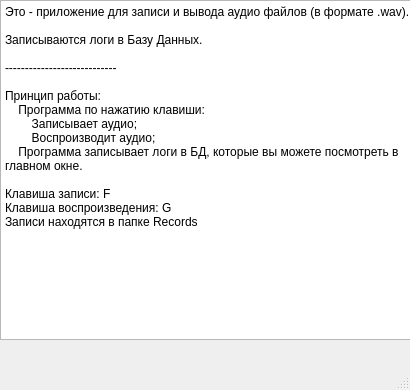
Above: helpform.ui from Aldar0809/QT_Project_MIDI before the change. Below: the same form after it.
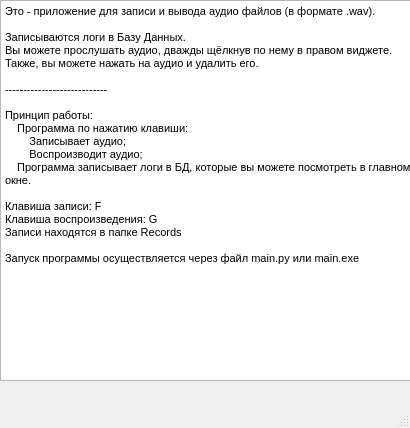
That is the form after the change.

What changed in the file:
```diff
--- a/helpform.ui
+++ b/helpform.ui
@@ -7,7 +7,7 @@
     <x>0</x>
     <y>0</y>
     <width>410</width>
-    <height>390</height>
+    <height>428</height>
    </rect>
   </property>
   <property name="windowTitle">
@@ -20,7 +20,7 @@
       <x>0</x>
       <y>0</y>
       <width>420</width>
-      <height>340</height>
+      <height>381</height>
      </rect>
     </property>
     <property name="html">
@@ -28,21 +28,7 @@
 &lt;html&gt;&lt;head&gt;&lt;meta name=&quot;qrichtext&quot; content=&quot;1&quot; /&gt;&lt;style type=&quot;text/css&quot;&gt;
 p, li { white-space: pre-wrap; }
 &lt;/style&gt;&lt;/head&gt;&lt;body style=&quot; font-family:'MS Shell Dlg 2'; font-size:7.8pt; font-weight:400; font-style:normal;&quot;&gt;
-&lt;p style=&quot; margin-top:0px; margin-bottom:0px; margin-left:0px; margin-right:0px; -qt-block-indent:0; text-indent:0px;&quot;&gt;&lt;span style=&quot; font-size:9pt;&quot;&gt;Это - приложение для записи и вывода аудио файлов (в формате .wav).&lt;/span&gt;&lt;/p&gt;
-&lt;p style=&quot;-qt-paragraph-type:empty; margin-top:0px; margin-bottom:0px; margin-left:0px; margin-right:0px; -qt-block-indent:0; text-indent:0px; font-size:9pt;&quot;&gt;&lt;br /&gt;&lt;/p&gt;
-&lt;p style=&quot; margin-top:0px; margin-bottom:0px; margin-left:0px; margin-right:0px; -qt-block-indent:0; text-indent:0px;&quot;&gt;&lt;span style=&quot; font-size:9pt;&quot;&gt;Записываются логи в Базу Данных.&lt;/span&gt;&lt;/p&gt;
-&lt;p style=&quot;-qt-paragraph-type:empty; margin-top:0px; margin-bottom:0px; margin-left:0px; margin-right:0px; -qt-block-indent:0; text-indent:0px; font-size:9pt;&quot;&gt;&lt;br /&gt;&lt;/p&gt;
-&lt;p style=&quot; margin-top:0px; margin-bottom:0px; margin-left:0px; margin-right:0px; -qt-block-indent:0; text-indent:0px;&quot;&gt;&lt;span style=&quot; font-size:9pt;&quot;&gt;----------------------------&lt;/span&gt;&lt;/p&gt;
-&lt;p style=&quot;-qt-paragraph-type:empty; margin-top:0px; margin-bottom:0px; margin-left:0px; margin-right:0px; -qt-block-indent:0; text-indent:0px; font-size:9pt;&quot;&gt;&lt;br /&gt;&lt;/p&gt;
-&lt;p style=&quot; margin-top:0px; margin-bottom:0px; margin-left:0px; margin-right:0px; -qt-block-indent:0; text-indent:0px;&quot;&gt;&lt;span style=&quot; font-size:9pt;&quot;&gt;Принцип работы:&lt;/span&gt;&lt;/p&gt;
-&lt;p style=&quot; margin-top:0px; margin-bottom:0px; margin-left:0px; margin-right:0px; -qt-block-indent:0; text-indent:0px;&quot;&gt;&lt;span style=&quot; font-size:9pt;&quot;&gt;    Программа по нажатию клавиши:&lt;/span&gt;&lt;/p&gt;
-&lt;p style=&quot; margin-top:0px; margin-bottom:0px; margin-left:0px; margin-right:0px; -qt-block-indent:0; text-indent:0px;&quot;&gt;&lt;span style=&quot; font-size:9pt;&quot;&gt;        Записывает аудио;&lt;/span&gt;&lt;/p&gt;
-&lt;p style=&quot; margin-top:0px; margin-bottom:0px; margin-left:0px; margin-right:0px; -qt-block-indent:0; text-indent:0px;&quot;&gt;&lt;span style=&quot; font-size:9pt;&quot;&gt;        Воспроизводит аудио;&lt;/span&gt;&lt;/p&gt;
-&lt;p style=&quot; margin-top:0px; margin-bottom:0px; margin-left:0px; margin-right:0px; -qt-block-indent:0; text-indent:0px;&quot;&gt;&lt;span style=&quot; font-size:9pt;&quot;&gt;    Программа записывает логи в БД, которые вы можете посмотреть в главном окне. &lt;/span&gt;&lt;/p&gt;
-&lt;p style=&quot;-qt-paragraph-type:empty; margin-top:0px; margin-bottom:0px; margin-left:0px; margin-right:0px; -qt-block-indent:0; text-indent:0px; font-size:9pt;&quot;&gt;&lt;br /&gt;&lt;/p&gt;
-&lt;p style=&quot; margin-top:0px; margin-bottom:0px; margin-left:0px; margin-right:0px; -qt-block-indent:0; text-indent:0px;&quot;&gt;&lt;span style=&quot; font-size:9pt;&quot;&gt;Клавиша записи: F&lt;/span&gt;&lt;/p&gt;
-&lt;p style=&quot; margin-top:0px; margin-bottom:0px; margin-left:0px; margin-right:0px; -qt-block-indent:0; text-indent:0px;&quot;&gt;&lt;span style=&quot; font-size:9pt;&quot;&gt;Клавиша воспроизведения: G&lt;/span&gt;&lt;/p&gt;
-&lt;p style=&quot; margin-top:0px; margin-bottom:0px; margin-left:0px; margin-right:0px; -qt-block-indent:0; text-indent:0px;&quot;&gt;&lt;span style=&quot; font-size:9pt;&quot;&gt;Записи находятся в папке Records&lt;/span&gt;&lt;/p&gt;&lt;/body&gt;&lt;/html&gt;</string>
+&lt;p style=&quot; margin-top:0px; margin-bottom:0px; margin-left:0px; margin-right:0px; -qt-block-indent:0; text-indent:0px;&quot;&gt;&lt;span style=&quot; font-family:'JetBrains Mono','monospace'; font-size:8pt; color:#000000;&quot;&gt;Это - приложение для записи и вывода аудио файлов (в формате .wav).&lt;br /&gt;&lt;br /&gt;Записываются логи в Базу Данных.&lt;br /&gt;Вы можете прослушать аудио, дважды щёлкнув по нему в правом виджете.&lt;br /&gt;Также, вы можете нажать на аудио и удалить его.&lt;br /&gt;&lt;br /&gt;----------------------------&lt;br /&gt;&lt;br /&gt;Принцип работы:&lt;br /&gt;    Программа по нажатию клавиши:&lt;br /&gt;        Записывает аудио;&lt;br /&gt;        Воспроизводит аудио;&lt;br /&gt;    Программа записывает логи в БД, которые вы можете посмотреть в главном окне.&lt;br /&gt;&lt;br /&gt;Клавиша записи: F&lt;br /&gt;Клавиша воспроизведения: G&lt;br /&gt;Записи находятся в папке Records&lt;br /&gt;&lt;br /&gt;Запуск программы осуществляется через файл main.py или main.exe&lt;/span&gt;&lt;/p&gt;&lt;/body&gt;&lt;/html&gt;</string>
     </property>
    </widget>
   </widget>
```
